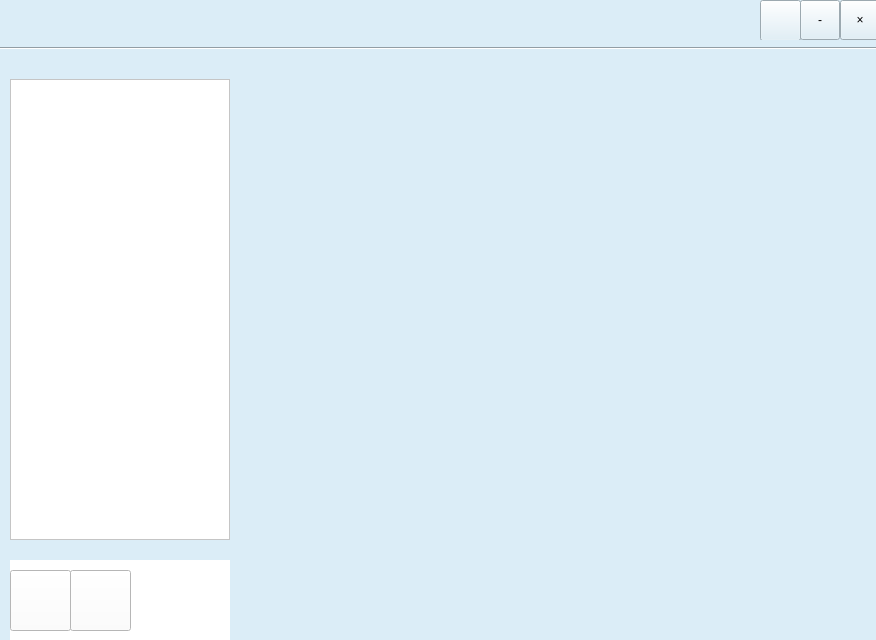
Qt form client/ui/mainwindow.ui (pechpo/What-s-up) before a commit.
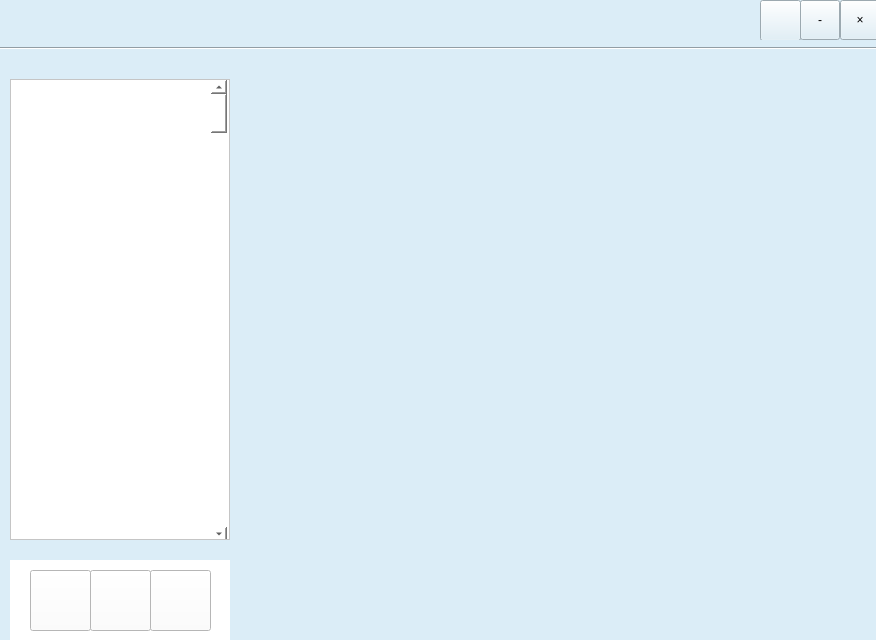
The same form after that commit. Icons and pictures are not drawn.

Commit message: “新建了新建群聊的按钮”

```diff
--- a/client/ui/mainwindow.ui
+++ b/client/ui/mainwindow.ui
@@ -91,7 +91,7 @@
     <widget class="QToolButton" name="grouplistButton">
      <property name="geometry">
       <rect>
-       <x>0</x>
+       <x>20</x>
        <y>10</y>
        <width>61</width>
        <height>61</height>
@@ -107,7 +107,7 @@
     <widget class="QToolButton" name="addnewfriendButton">
      <property name="geometry">
       <rect>
-       <x>60</x>
+       <x>80</x>
        <y>10</y>
        <width>61</width>
        <height>61</height>
@@ -120,6 +120,22 @@
       <string/>
      </property>
     </widget>
+    <widget class="QToolButton" name="toolButton">
+     <property name="geometry">
+      <rect>
+       <x>140</x>
+       <y>10</y>
+       <width>61</width>
+       <height>61</height>
+      </rect>
+     </property>
+     <property name="styleSheet">
+      <string notr="true">border-image: url(:/images/image/CreatGroup.png);</string>
+     </property>
+     <property name="text">
+      <string/>
+     </property>
+    </widget>
    </widget>
    <widget class="Line" name="line">
     <property name="geometry">
@@ -158,6 +174,19 @@
        <height>459</height>
       </rect>
      </property>
+     <widget class="QScrollBar" name="verticalScrollBar">
+      <property name="geometry">
+       <rect>
+        <x>200</x>
+        <y>0</y>
+        <width>16</width>
+        <height>461</height>
+       </rect>
+      </property>
+      <property name="orientation">
+       <enum>Qt::Vertical</enum>
+      </property>
+     </widget>
     </widget>
    </widget>
   </widget>
```
The commit also changes 5 other files.
